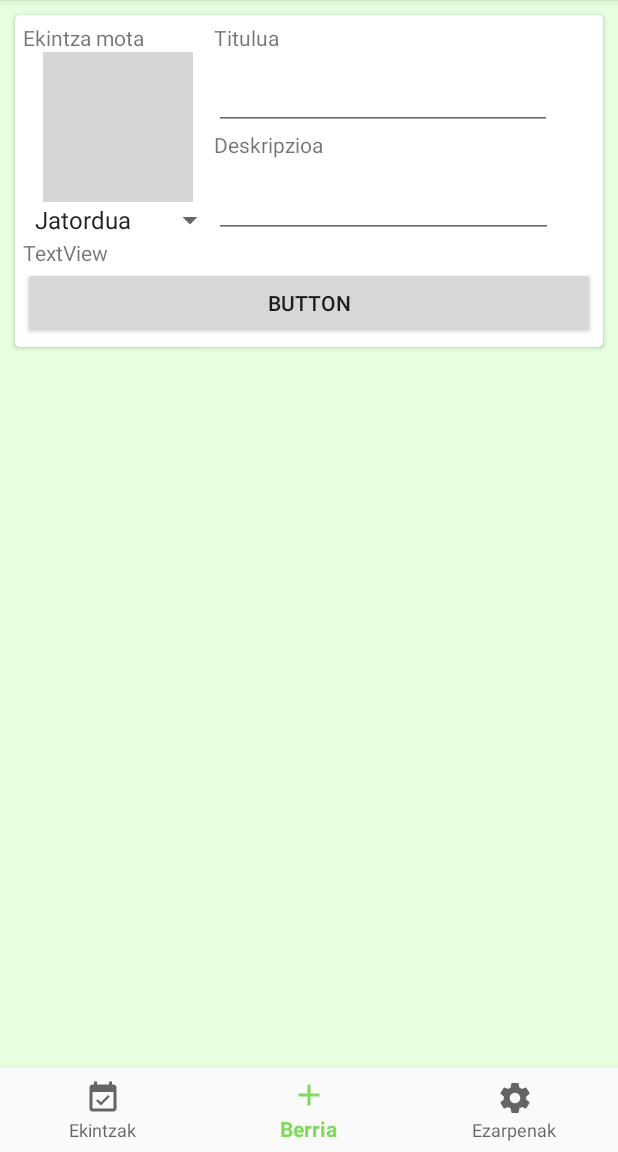
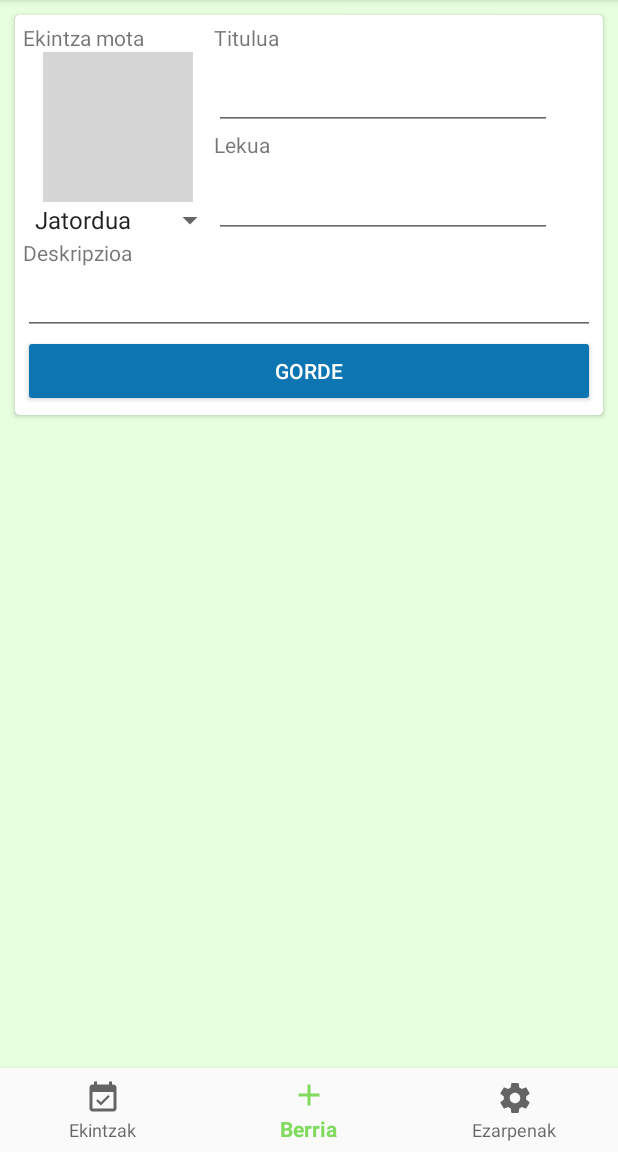
Before and after one commit to XabinCoffee/KuadrilApp, an Android app: the screen it shows after launch once a user with an empty profile is signed in (FrontpageActivity), item 2 of the bottom bar chosen, on a phone screen of 412 x 824 dp, the part 84-1236 px from its top. Run offline under Robolectric (Android 15) with nearby library versions, the phone set to English and light mode, and no system bars; our stand-ins replace Firebase (no records; nobody signed in at launch, a user with empty details on screens opened directly); grey boxes are pictures that could not be loaded.

Commit message:
Creating events

```diff
--- a/app/src/main/java/com/kapp/rxabin/kuadrilapp/FrontpageActivity.java
+++ b/app/src/main/java/com/kapp/rxabin/kuadrilapp/FrontpageActivity.java
@@ -10,6 +10,9 @@ import android.util.Log;
 import android.view.MenuItem;
 import android.view.View;
 import android.widget.Button;
+import android.widget.EditText;
+import android.widget.Spinner;
+import android.widget.Toast;
 
 import com.google.firebase.auth.FirebaseAuth;
 import com.google.firebase.auth.FirebaseUser;
@@ -23,10 +26,11 @@ public class FrontpageActivity extends AppCompatActivity implements BottomNaviga
     private FirebaseAuth mAuth;
     private FirebaseUser currentUser;
 
-    private Button mSignOut;
     private Fragment mCurrentFragment;
     private PrefFragment pf;
     private BottomNavigationView navigation;
+    private CreateEventFragment cef;
+    private EventsFragment ef;
 
     @Override
     protected void onCreate(Bundle savedInstanceState) {
@@ -38,9 +42,6 @@ public class FrontpageActivity extends AppCompatActivity implements BottomNaviga
 
 
         mAuth = FirebaseAuth.getInstance();
-
-        DbManager.createEvent("nice","is good",mAuth.getCurrentUser().getUid(),"restaurante","Burgos");
-        Log.d("Database","DONE");
 
 
         if (getIntent().getBooleanExtra("gotosettings",false)){
@@ -58,13 +59,15 @@ public class FrontpageActivity extends AppCompatActivity implements BottomNaviga
             case R.id.nav_events:
 
                 if (pf!=null) getFragmentManager().beginTransaction().hide(pf).commit();
-                switchContent(new EventsFragment());
+                ef = new EventsFragment();
+                switchContent(ef);
 
                 return true;
             case R.id.nav_new:
 
                 if (pf!=null) getFragmentManager().beginTransaction().hide(pf).commit();
-                switchContent(new CreateEventFragment());
+                cef = new CreateEventFragment();
+                switchContent(cef);
 
                 return true;
             case R.id.nav_settings:
@@ -103,14 +106,25 @@ public class FrontpageActivity extends AppCompatActivity implements BottomNaviga
 
         switch(i){
             case R.id.btn_create_event:
-                Log.d("KUADRILAPP","EVENT CREATED??");
+                if (cef!=null){
+                    EditText title =(EditText) cef.getView().findViewById(R.id.etTitle);
+                    EditText desc = (EditText) cef.getView().findViewById(R.id.etDesc);
+                    EditText location = (EditText) cef.getView().findViewById(R.id.etLocation);
+                    Spinner spinner = (Spinner) cef.getView().findViewById(R.id.spinner);
+
+                    DbManager.createEvent(title.getText().toString(),
+                            desc.getText().toString(),
+                            mAuth.getCurrentUser().getUid(),
+                            spinner.getSelectedItem().toString(),
+                            location.getText().toString());
+
+                    Toast.makeText(FrontpageActivity.this, "Event created.",
+                            Toast.LENGTH_SHORT).show();
+
+                    navigation.setSelectedItemId(R.id.nav_events);
+                }
+
                 break;
-
         }
     }
-
-    private void signOut() {
-        mAuth.signOut();
-        //updateUI(null);
-    }
 }
--- a/app/src/main/java/com/kapp/rxabin/kuadrilapp/database/DbManager.java
+++ b/app/src/main/java/com/kapp/rxabin/kuadrilapp/database/DbManager.java
@@ -4,6 +4,7 @@ import android.util.Log;
 
 import com.google.firebase.database.DatabaseReference;
 import com.google.firebase.database.FirebaseDatabase;
+import com.kapp.rxabin.kuadrilapp.helper.EventHelper;
 import com.kapp.rxabin.kuadrilapp.obj.DateVote;
 import com.kapp.rxabin.kuadrilapp.obj.Event;
 import com.kapp.rxabin.kuadrilapp.obj.User;
@@ -23,21 +24,18 @@ public class DbManager {
 
         mDatabase = FirebaseDatabase.getInstance().getReference();
 
-
-        //TODO
-        /*Event e = new Event(mDatabase.child("events").push().getKey(),useruid,name,desc,location);
-        e.setIcon(type);
+        Event e = new Event(mDatabase.child("events").push().getKey(),useruid,name,desc,location);
+        e.setIcon(EventHelper.getType(type));
         ArrayList<String> users = new ArrayList<>();
         users.add(useruid);
         e.setMembers(users);
 
-        ArrayList<DateVote> dv = new ArrayList<>();
+        /*ArrayList<DateVote> dv = new ArrayList<>();
         DateVote dtvt = new DateVote(useruid,"1990-00-00","00:00:00","2","3");
         dv.add(dtvt);
         e.setDateVotes(dv);*/
 
-
-        //mDatabase.child("events").child(e.getId()).setValue(e);
+        mDatabase.child("events").child(e.getId()).setValue(e);
 
 
         return true;
--- a/app/src/main/res/layout/fragment_create_event.xml
+++ b/app/src/main/res/layout/fragment_create_event.xml
@@ -84,15 +84,15 @@
                                 android:inputType="textPersonName" />
 
                             <TextView
-                                android:id="@+id/tvDescription"
+                                android:id="@+id/textView6"
                                 android:layout_width="match_parent"
                                 android:layout_height="wrap_content"
                                 android:layout_weight="1"
-                                android:text="@string/desc" />
+                                android:text="@string/location" />
 
                             <EditText
-                                android:id="@+id/etDesc"
-                                android:layout_width="226dp"
+                                android:id="@+id/etLocation"
+                                android:layout_width="225dp"
                                 android:layout_height="wrap_content"
                                 android:layout_weight="1"
                                 android:ems="10"
@@ -108,22 +108,35 @@
                         android:orientation="vertical">
 
                         <TextView
-                            android:id="@+id/textView6"
+                            android:id="@+id/tvDescription"
                             android:layout_width="match_parent"
                             android:layout_height="wrap_content"
-                            android:text="TextView" />
+                            android:layout_weight="1"
+                            android:text="@string/desc" />
 
-                        <Button
-                            android:id="@+id/btn_create_event"
+                        <EditText
+                            android:id="@+id/etDesc"
                             android:layout_width="match_parent"
                             android:layout_height="wrap_content"
-                            android:onClick="onClick"
-                            android:text="Button" />
+                            android:layout_weight="1"
+                            android:ems="10"
+                            android:inputType="textPersonName" />
+
                     </LinearLayout>
+
+                    <Button
+                        android:id="@+id/btn_create_event"
+                        style="@style/Widget.AppCompat.Button.Colored"
+                        android:layout_width="match_parent"
+                        android:layout_height="wrap_content"
+                        android:onClick="onClick"
+                        android:text="@string/save" />
 
                 </LinearLayout>
 
             </android.support.v7.widget.CardView>
         </LinearLayout>
+
+
     </ScrollView>
 </RelativeLayout>
--- a/app/src/main/res/values/strings.xml
+++ b/app/src/main/res/values/strings.xml
@@ -16,6 +16,8 @@
     <string name="desc">Deskripzioa</string>
     <string name="typeEvent">Ekintza mota</string>
     <string name="verificationSent">Helbide elektronikora berifikazio mezu bat bidali da</string>
+    <string name="location">Lekua</string>
+    <string name="save">Gorde</string>
 
 
     <string name="errorSignup">Ezin izan da kontua sortu, informazioa egokia al da?</string>
```
Also changed, not shown: app/src/main/java/com/kapp/rxabin/kuadrilapp/helper/EventHelper.java (added, +36 -0 lines), 306 other files.
